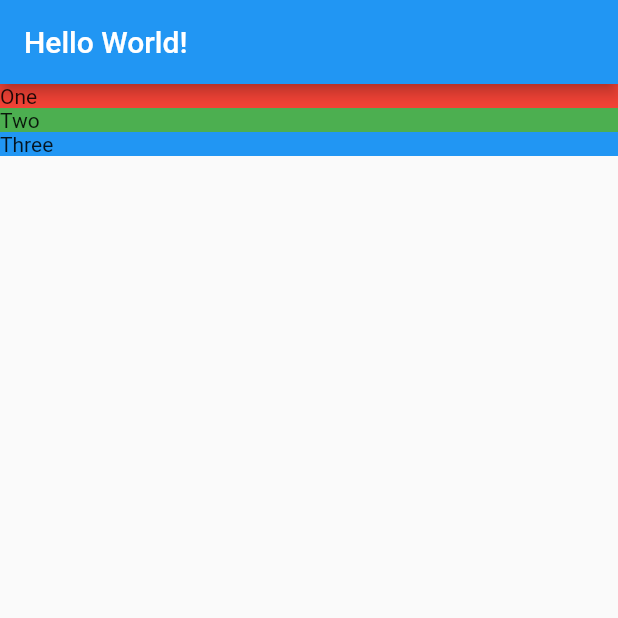
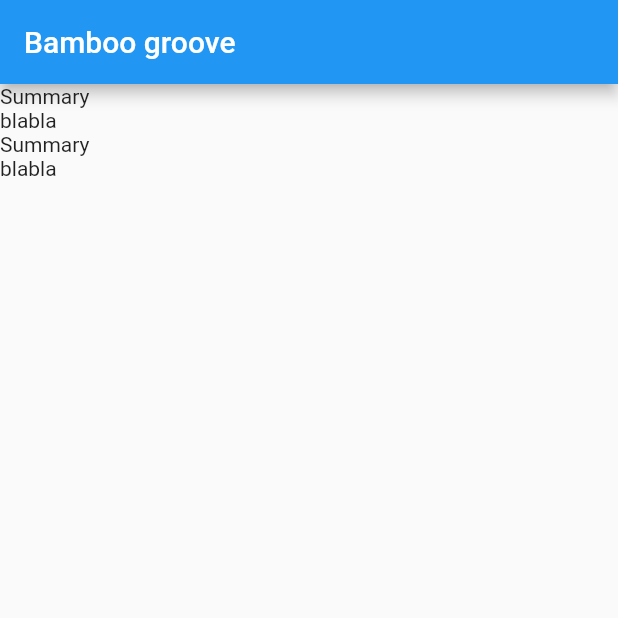
Before and after one commit to arsmors/Basic, a Flutter app: the screen it shows after launch, on a phone screen of 412 x 824 dp, the top half of it. Run offline on Flutter 3.47's test engine with Material 2 defaults, Android fonts, the phone set to English and light mode, and no system bars.

Commit message:
mock data

```diff
--- a/lib/location_detail.dart
+++ b/lib/location_detail.dart
@@ -1,26 +1,38 @@
+import 'package:basic_test/models/location.dart';
 import 'package:flutter/material.dart';
+import 'models/location.dart';
 
 class LocationDetail extends StatelessWidget {
+  final Location location;
+
+  LocationDetail(this.location);
+
   @override
   Widget build(BuildContext context) {
     return Scaffold(
-        appBar: AppBar(title: Text("Hello World!")),
+        appBar: AppBar(title: Text(location.name)),
         body: Column(
             mainAxisAlignment: MainAxisAlignment.start,
             crossAxisAlignment: CrossAxisAlignment.stretch,
-            children: [
-              _section("One", Colors.red),
-              _section("Two", Colors.green),
-              _section("Three", Colors.blue),
-            ]));
+            children: _renderFacts(location),
+            ));
   }
 
-  Widget _section(String title, Color color) {
-    return Container(
-      decoration: BoxDecoration(
-        color: color,
-      ),
-      child: Text(title),
-    );
+  List<Widget> _renderFacts(Location location) {
+    var result = List<Widget>();
+    for (int i=0; i < location.facts.length; i++) {
+      result.add(_sectionTitle(location.facts[i].title));
+      result.add(_sectionText(location.facts[i].text));
+    }
+    return result;
   }
+
+  Widget _sectionTitle(String text) {
+    return Text(text);
+  }
+
+  Widget _sectionText(String text) {
+    return Text(text);
+  }
+
 }
--- a/lib/main.dart
+++ b/lib/main.dart
@@ -1,8 +1,11 @@
 import 'package:flutter/material.dart';
-
+import 'models/location.dart';
 import 'location_detail.dart';
+import 'mocks/mock_location.dart';
 
 void main() {
-  return runApp(MaterialApp(home: LocationDetail()));
+  final Location mockLocation = MockLocation.FetchAny();
+
+  return runApp(MaterialApp(home: LocationDetail(mockLocation)));
 
 }
--- /dev/null
+++ b/lib/mocks/mock_location.dart
@@ -0,0 +1,21 @@
+import 'package:basic_test/models/location.dart';
+import 'package:basic_test/models/location_fact.dart';
+
+class MockLocation extends Location {
+  static Location FetchAny() {
+    return Location(
+        name: "Bamboo groove",
+        url:
+            "https://upload.wikimedia.org/wikipedia/commons/thumb/a/a3/June_odd-eyed-cat.jpg/737px-June_odd-eyed-cat.jpg",
+        facts: <LocationFact>[
+          LocationFact(
+            title: "Summary",
+            text: "blabla",
+          ),
+          LocationFact(
+            title: "Summary",
+            text: "blabla",
+          ),
+        ]);
+  }
+}
--- /dev/null
+++ b/lib/models/location.dart
@@ -0,0 +1,9 @@
+import 'location_fact.dart';
+
+class Location {
+  final String name;
+  final String url;
+  final List<LocationFact> facts;
+
+  Location({this.name, this.url, this.facts});
+}
--- /dev/null
+++ b/lib/models/location_fact.dart
@@ -0,0 +1,5 @@
+class LocationFact {
+  final String title;
+  final String text;
+  LocationFact({this.title, this.text});
+}
```
